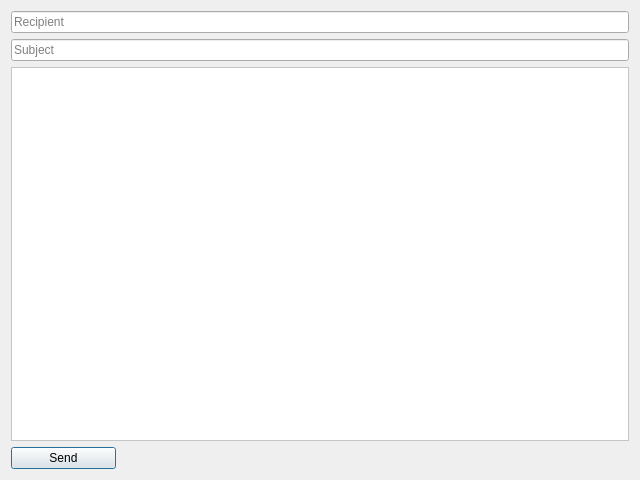
This is CRM/views/ui/contacts_email.ui in ImGaby123/SalesOptimizer-CRM as Qt 5 draws it before an edit. The edited form follows.
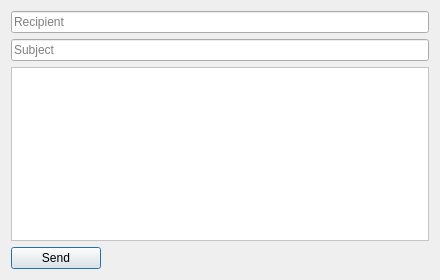
This is the edited form.

Commit message: email dialog botright corner pos. alignment, email smtp working

```diff
--- a/CRM/views/ui/contacts_email.ui
+++ b/CRM/views/ui/contacts_email.ui
@@ -6,8 +6,8 @@
    <rect>
     <x>0</x>
     <y>0</y>
-    <width>640</width>
-    <height>480</height>
+    <width>440</width>
+    <height>280</height>
    </rect>
   </property>
   <property name="windowTitle">
@@ -39,14 +39,14 @@
          </property>
          <property name="minimumSize">
           <size>
-           <width>105</width>
+           <width>90</width>
            <height>0</height>
           </size>
          </property>
          <property name="maximumSize">
           <size>
-           <width>16777215</width>
-           <height>30</height>
+           <width>90</width>
+           <height>16777215</height>
           </size>
          </property>
          <property name="styleSheet">
```
The commit also changes 3 other files.
